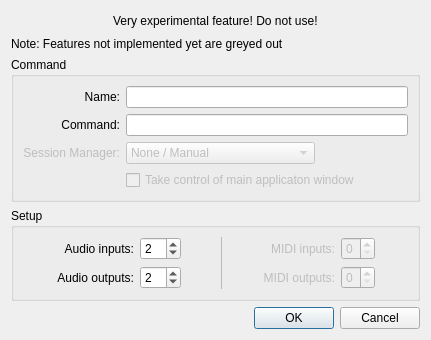
Before: the Qt Designer form resources/ui/carla_add_jack.ui in falkTX/Carla, drawn with Qt 5.
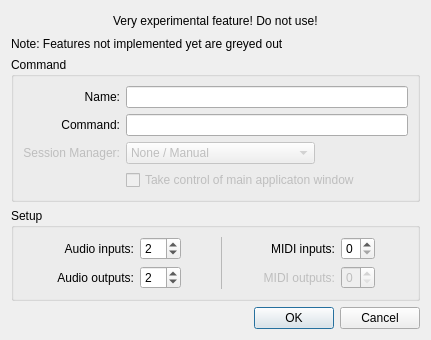
After: the same form once the commit is applied. Icons and pictures are not drawn.

Patch:
```diff
--- a/resources/ui/carla_add_jack.ui
+++ b/resources/ui/carla_add_jack.ui
@@ -6,7 +6,7 @@
    <rect>
     <x>0</x>
     <y>0</y>
-    <width>414</width>
+    <width>418</width>
     <height>306</height>
    </rect>
   </property>
@@ -314,9 +314,6 @@
       </item>
       <item row="0" column="6">
        <widget class="QLabel" name="label_7">
-        <property name="enabled">
-         <bool>false</bool>
-        </property>
         <property name="text">
          <string>MIDI inputs:</string>
         </property>
@@ -327,9 +324,6 @@
       </item>
       <item row="0" column="7">
        <widget class="QSpinBox" name="sb_midi_ins">
-        <property name="enabled">
-         <bool>false</bool>
-        </property>
         <property name="maximum">
          <number>1</number>
         </property>
```
